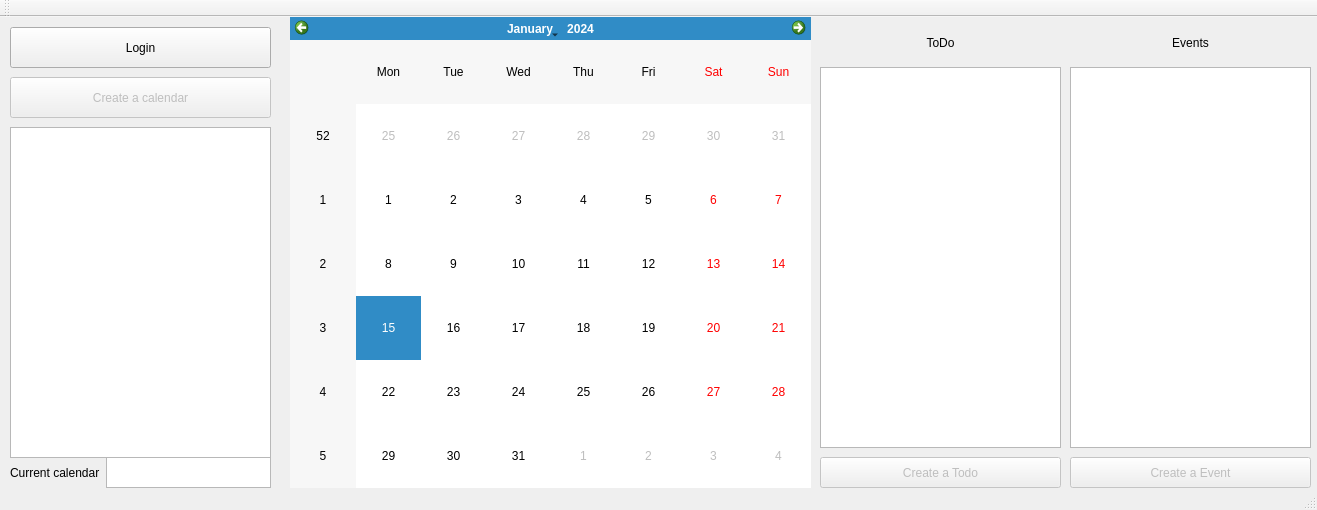
First picture: the form in qtcreatorTest/Headers/mainwindow.ui, repository piccirilloth/Calendar-and-To-Do-list-CalDav, before the edit.
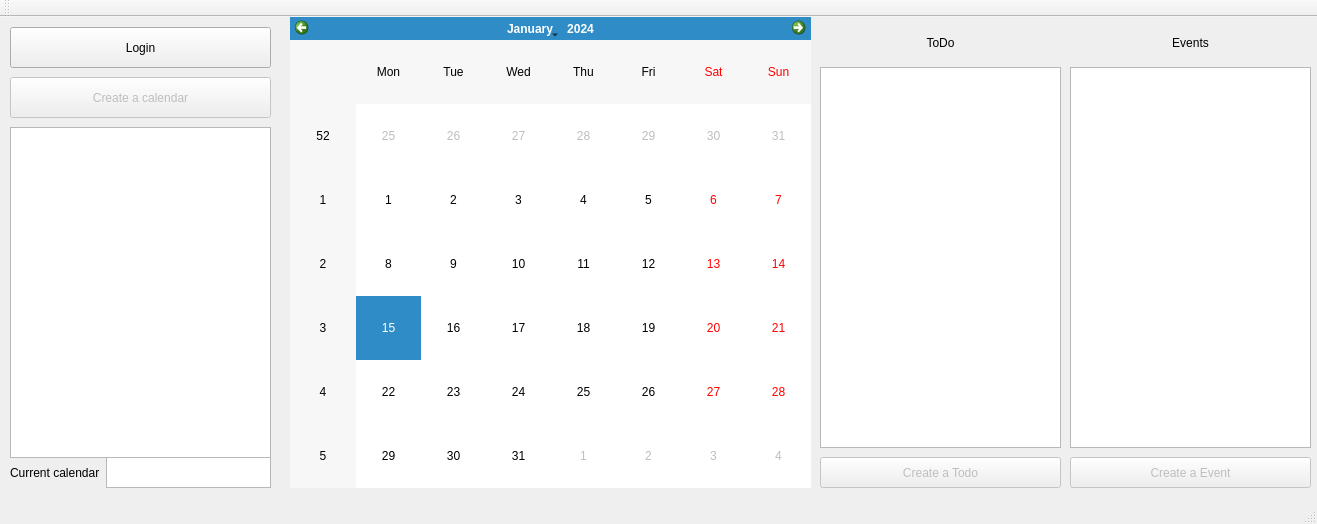
Second picture: the form after the edit.

The edit to the form file:
```diff
--- a/qtcreatorTest/Headers/mainwindow.ui
+++ b/qtcreatorTest/Headers/mainwindow.ui
@@ -7,7 +7,7 @@
     <x>0</x>
     <y>0</y>
     <width>1317</width>
-    <height>510</height>
+    <height>524</height>
    </rect>
   </property>
   <property name="windowTitle">
```
